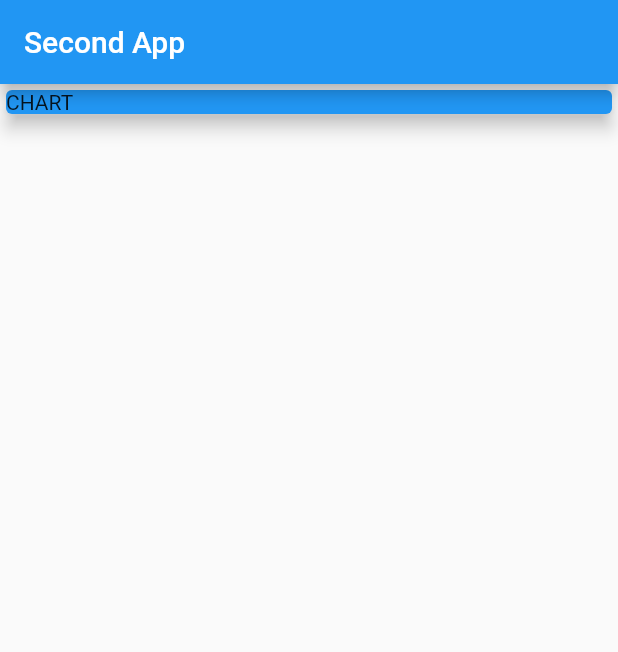
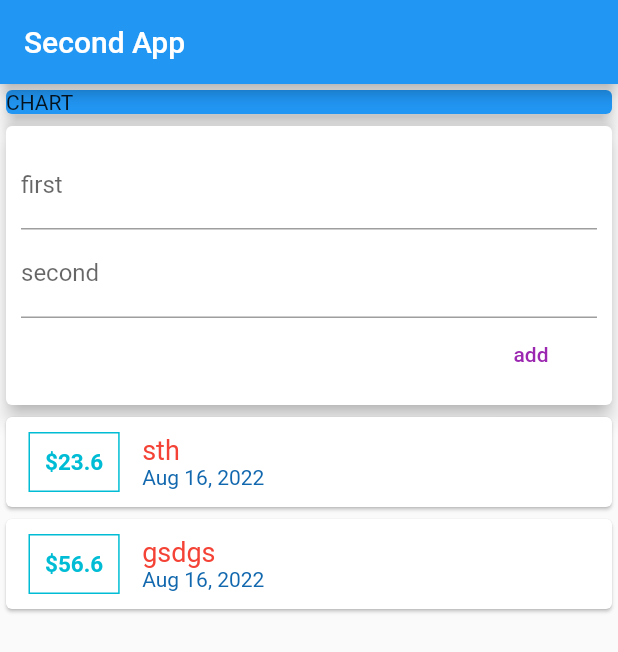
Before and after one commit to sthisfake/expenses-app, a Flutter app: the screen it shows after launch, on a phone screen of 412 x 824 dp. Shown: the top 652 px of the screen. Run offline on Flutter 3.47's test engine with Material 2 defaults, Android fonts, the phone set to English and light mode, and no system bars.

Commit message:
doing great

```diff
--- a/expenses app/lib/main.dart
+++ b/expenses app/lib/main.dart
@@ -1,6 +1,8 @@
 import 'package:flutter/material.dart';
 import 'package:second_app/widgets/new_transaction.dart';
 import 'package:second_app/widgets/transaction_lis.dart';
+
+import 'widgets/user_transaction.dart';
 
 void main() => runApp(MyApp());
 
@@ -33,7 +35,7 @@ class MyHomePage extends StatelessWidget {
               elevation: 5,
             ),
           ),
-
+        UserTransaction()
         ],
       ),
     );
--- a/expenses app/lib/widgets/new_transaction.dart
+++ b/expenses app/lib/widgets/new_transaction.dart
@@ -1,9 +1,11 @@
 import 'package:flutter/material.dart';
 
 class NewTransaction extends StatelessWidget {
-
   final titleController = TextEditingController();
   final priceController = TextEditingController();
+  Function transactionAdd;
+
+  NewTransaction(this.transactionAdd);
 
   @override
   Widget build(BuildContext context) {
@@ -12,21 +14,24 @@ class NewTransaction extends StatelessWidget {
       child: Container(
         padding: EdgeInsets.all(10),
         child: Column(
+          crossAxisAlignment: CrossAxisAlignment.end,
           children: <Widget>[
             TextField(
               decoration: InputDecoration(labelText: 'first'),
-              controller:titleController,
+              controller: titleController,
             ),
             TextField(
               decoration: InputDecoration(labelText: 'second'),
               controller: priceController,
             ),
             FlatButton(
-              child: Text('add',
-                  style: TextStyle(
-                    color: Colors.purple,
-                  )),
-              onPressed: null,
+              child: Text('add'),
+              textColor: Colors.purple,
+              onPressed:() { transactionAdd(
+                titleController.text,
+                double.parse(priceController.text),
+              );
+              },
             ),
           ],
         ),
--- a/expenses app/lib/widgets/transaction_lis.dart
+++ b/expenses app/lib/widgets/transaction_lis.dart
@@ -4,10 +4,14 @@ import 'package:intl/intl.dart';
 
 class TransactionList extends StatelessWidget {
 
+  final List<Transaction> transaction ;
+
+  TransactionList(this.transaction);
+
   @override
   Widget build(BuildContext context) {
-    return           Column(
-            children: _userTransactions.map((sth) {
+    return Column(
+            children: transaction.map((sth) {
               return Card(
                 child :Row(
                   children:<Widget> [
--- a/expenses app/lib/widgets/user_transaction.dart
+++ b/expenses app/lib/widgets/user_transaction.dart
@@ -4,19 +4,32 @@ import 'transaction_lis.dart';
 import '../models/transaction.dart';
 
 class UserTransaction extends StatefulWidget {
-  const UserTransaction({Key? key}) : super(key: key);
-
   @override
-  State<UserTransaction> createState() => _UserTransactionState();
+  _UserTransactionState createState() => _UserTransactionState();
 }
 
 class _UserTransactionState extends State<UserTransaction> {
+  final List<Transaction> _UserTransactions = [
+    Transaction('sth', 23.6),
+    Transaction("gsdgs", 56.6),
+  ];
+
+  void _addTransaction(String title, double amount) {
+    final neTx = Transaction(title, amount);
+
+
+    setState(() {
+      _UserTransactions.add(neTx) ;
+    });
+  }
+
+
   @override
   Widget build(BuildContext context) {
     return Column(
       children: <Widget>[
-          NewTransaction(),
-          TransactionList() ,
+        NewTransaction(_addTransaction),
+        TransactionList(_UserTransactions),
       ],
     );
   }
```
